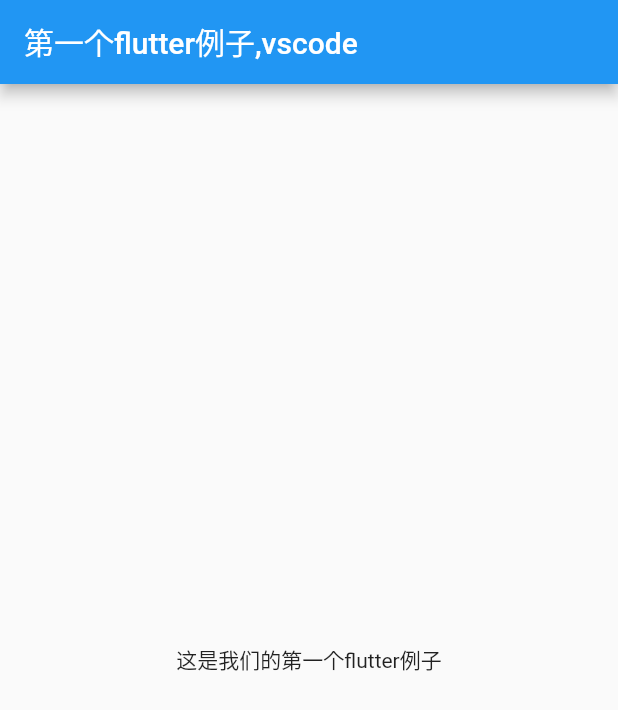
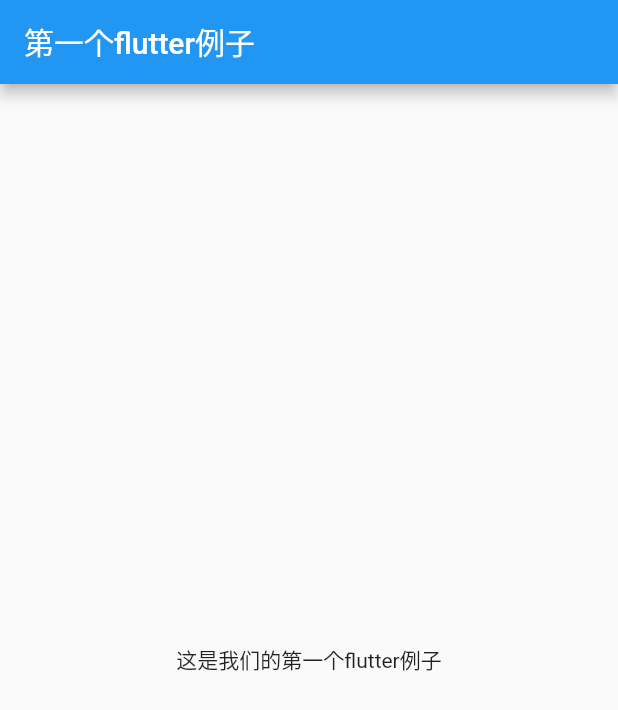
Before and after one commit to opensanyue/flutter, a Flutter app: the screen it shows after launch, on a phone screen of 412 x 824 dp. Shown: the top 710 px of the screen. Run offline on Flutter 3.47's test engine with Material 2 defaults, Android fonts, the phone set to English and light mode, and no system bars.

Commit message:
添加一个分支

```diff
--- a/lib/main.dart
+++ b/lib/main.dart
@@ -8,7 +8,7 @@ class App extends StatelessWidget{
     return MaterialApp(
       title: '第一个例子',
       home: Scaffold(
-        appBar: AppBar(title: Text('第一个flutter例子,vscode'),),
+        appBar: AppBar(title: Text('第一个flutter例子'),),
         body: Center(child: Text('这是我们的第一个flutter例子'),),
         ),
     );
```
